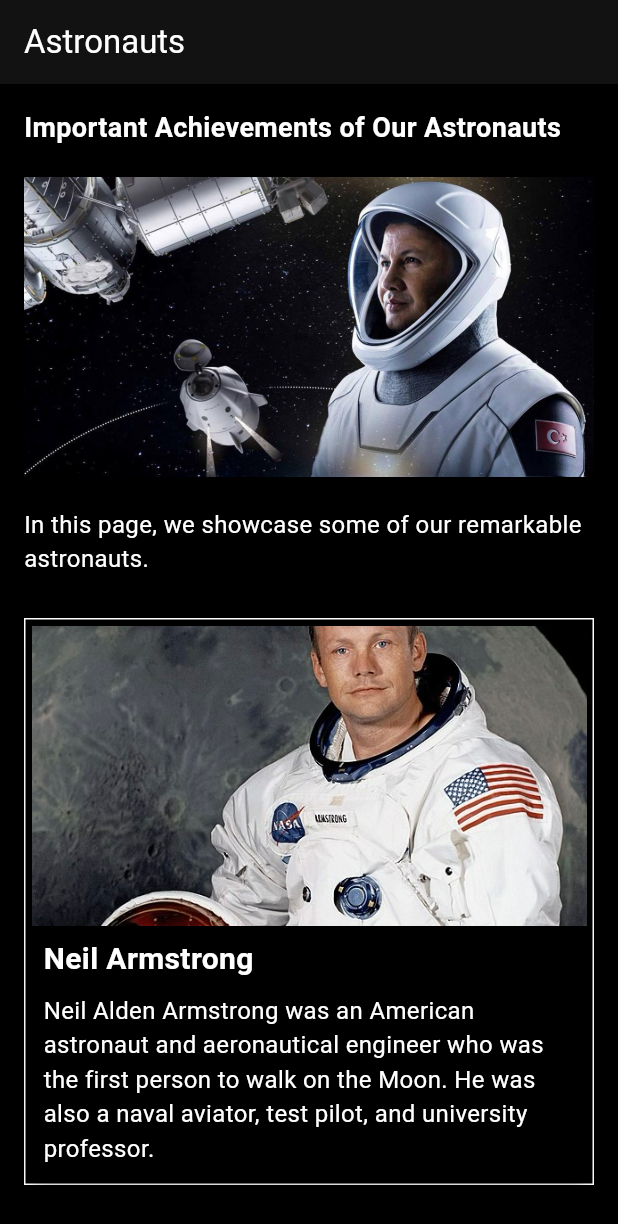
After one commit to firdevsnurkaya/SpaceApp, a Flutter app: the AstronautPage screen opened directly, on a phone screen of 412 x 824 dp. The commit adds this screen. Shown: the top 1224 px of the screen. Run offline on Flutter 3.47's test engine with Material 3 defaults, Android fonts, the phone set to English and light mode, and no system bars; our stand-ins replace table_calendar; network calls fail.

Commit message:
astronauts page eklendi. Ancak güncellenecek. Taslak

```diff
--- /dev/null
+++ b/lib/astronauts.dart
@@ -0,0 +1,137 @@
+import 'package:flutter/material.dart';
+
+void main() {
+  runApp(const MyApp());
+}
+
+class MyApp extends StatelessWidget {
+  const MyApp({Key? key}) : super(key: key);
+
+  @override
+  Widget build(BuildContext context) {
+    return MaterialApp(
+      title: 'Astronaut App',
+      theme: ThemeData(
+        primarySwatch: Colors.blue,
+        scaffoldBackgroundColor: Colors.black, // Arka plan rengi siyah
+        textTheme: const TextTheme(
+          bodyText1: TextStyle(color: Colors.white), // Yazı rengi beyaz
+          bodyText2: TextStyle(color: Colors.white), // Yazı rengi beyaz
+          headline6: TextStyle(color: Colors.white), // Başlık yazı rengi beyaz
+        ),
+      ),
+      home: const AstronautPage(),
+    );
+  }
+}
+
+class AstronautPage extends StatelessWidget {
+  const AstronautPage({Key? key}) : super(key: key);
+
+  @override
+  Widget build(BuildContext context) {
+    return Scaffold(
+      appBar: AppBar(
+        title: const Text('Astronauts'),
+      ),
+      body: SingleChildScrollView(
+        child: Padding(
+          padding: const EdgeInsets.all(16.0),
+          child: Column(
+            crossAxisAlignment: CrossAxisAlignment.stretch,
+            children: [
+              const Text(
+                'Important Achievements of Our Astronauts', // Açıklama metni
+                style: TextStyle(fontSize: 18, fontWeight: FontWeight.bold, color: Colors.white), // Açıklama metni stili
+              ),
+              const SizedBox(height: 20),
+              const Image(
+                image: AssetImage('assets/astronot.jpg'), // İstediğiniz bir fotoğrafın yolunu ekleyin
+                height: 200,
+                fit: BoxFit.cover,
+              ),
+              const SizedBox(height: 20),
+              const Text(
+                'In this page, we showcase some of our remarkable astronauts.', // İngilizce açıklama metni
+                style: TextStyle(fontSize: 16, color: Colors.white), // İngilizce açıklama metni stili
+              ),
+              const SizedBox(height: 20),
+              AstronautCard(
+                name: 'Neil Armstrong',
+                imagePath: 'assets/armstrong.jpeg',
+                description: 'Neil Alden Armstrong was an American astronaut and aeronautical engineer '
+                    'who was the first person to walk on the Moon. He was also a naval aviator, '
+                    'test pilot, and university professor.',
+              ),
+              const SizedBox(height: 20),
+              AstronautCard(
+                name: 'Sally Ride',
+                imagePath: 'assets/sally_ride.jpeg',
+                description: 'Sally Kristen Ride was an American astronaut and physicist. She joined NASA '
+                    'in 1978 and became the first American woman in space in 1983. Ride remains '
+                    'the youngest American astronaut to have traveled to space, having done so at '
+                    'the age of 32.',
+              ),
+              // Add more AstronautCard widgets for other astronauts
+            ],
+          ),
+        ),
+      ),
+    );
+  }
+}
+
+class AstronautCard extends StatelessWidget {
+  final String name;
+  final String imagePath; // Yerel resim yolu
+  final String description;
+
+  const AstronautCard({
+    Key? key,
+    required this.name,
+    required this.imagePath, // Yerel resim yolu gerekiyor
+    required this.description,
+  }) : super(key: key);
+
+  @override
+  Widget build(BuildContext context) {
+    return Container( // Container ile kartı sarmak
+      margin: const EdgeInsets.symmetric(vertical: 8.0),
+      decoration: BoxDecoration(
+        border: Border.all(color: Colors.white), // Çerçeve rengi beyaz
+      ),
+      child: Card(
+        elevation: 4,
+        color: Colors.black, // Kart arka plan rengi siyah
+        child: Column(
+          crossAxisAlignment: CrossAxisAlignment.start,
+          children: [
+            Image.asset(
+              imagePath, // Yerel resim yolu burada kullanılıyor
+              height: 200,
+              width: double.infinity,
+              fit: BoxFit.cover,
+            ),
+            Padding(
+              padding: const EdgeInsets.all(8.0),
+              child: Column(
+                crossAxisAlignment: CrossAxisAlignment.start,
+                children: [
+                  Text(
+                    name,
+                    style: const TextStyle(fontSize: 20, fontWeight: FontWeight.bold, color: Colors.white), // Yazı rengi beyaz
+                  ),
+                  const SizedBox(height: 8),
+                  Text(
+                    description,
+                    style: const TextStyle(fontSize: 16, color: Colors.white), // Yazı rengi beyaz
+                  ),
+                ],
+              ),
+            ),
+          ],
+        ),
+      ),
+    );
+  }
+}
--- a/lib/main.dart
+++ b/lib/main.dart
@@ -1,7 +1,8 @@
 import 'package:flutter/material.dart';
+import 'package:flutter_application_1/astronauts.dart';
 import 'package:flutter_application_1/news.dart';
 import 'package:flutter_application_1/space.dart';
-import 'package:flutter_application_1/space_ships.dart';
+// import 'package:flutter_application_1/space_ships.dart';
 import 'package:http/http.dart' as http;
 import 'dart:convert';
 import 'dart:math';
@@ -155,7 +156,7 @@ class _HomePageState extends State<HomePage> {
                   );
                 },
               ),
-              ListTile(
+              /*ListTile(
                 title: const Text('SPACE SHIPS'),
                 onTap: () {
                   Navigator.pop(context);
@@ -163,6 +164,17 @@ class _HomePageState extends State<HomePage> {
                     context,
                     MaterialPageRoute(
                         builder: (context) => GamePage (key: UniqueKey())),
+                  );
+                },
+              ),*/
+              ListTile(
+                title: const Text('ASTRONAUTS'),
+                onTap: () {
+                  Navigator.pop(context);
+                  Navigator.push(
+                    context,
+                    MaterialPageRoute(
+                        builder: (context) => AstronautPage (key: UniqueKey())),
                   );
                 },
               ),
--- a/lib/space_ships.dart
+++ b/lib/space_ships.dart
@@ -1,4 +1,4 @@
-import 'dart:async';
+/*import 'dart:async';
 import 'dart:math';
 
 import 'package:flutter/material.dart';
@@ -180,5 +180,5 @@ class _GamePageState extends State<GamePage> {
         ),
       ),
     );
-  }
-}
+  } # İSTEDİĞİM GİBİ YAPAMADIM
+}*/
--- a/pubspec.yaml
+++ b/pubspec.yaml
@@ -71,7 +71,9 @@ flutter:
     - assets/mars.gif
     - assets/jupiter.gif
     - assets/neptune.gif
-    - assets/saturn.gif
+    - assets/astronot.jpg
+    - assets/sally_ride.jpeg
+    - assets/armstrong.jpeg
 
 
   # An image asset can refer to one or more resolution-specific "variants", see
```
Also changed, not shown: assets/armstrong.jpeg (added), assets/astronot.jpg (added), assets/sally_ride.jpeg (added).
